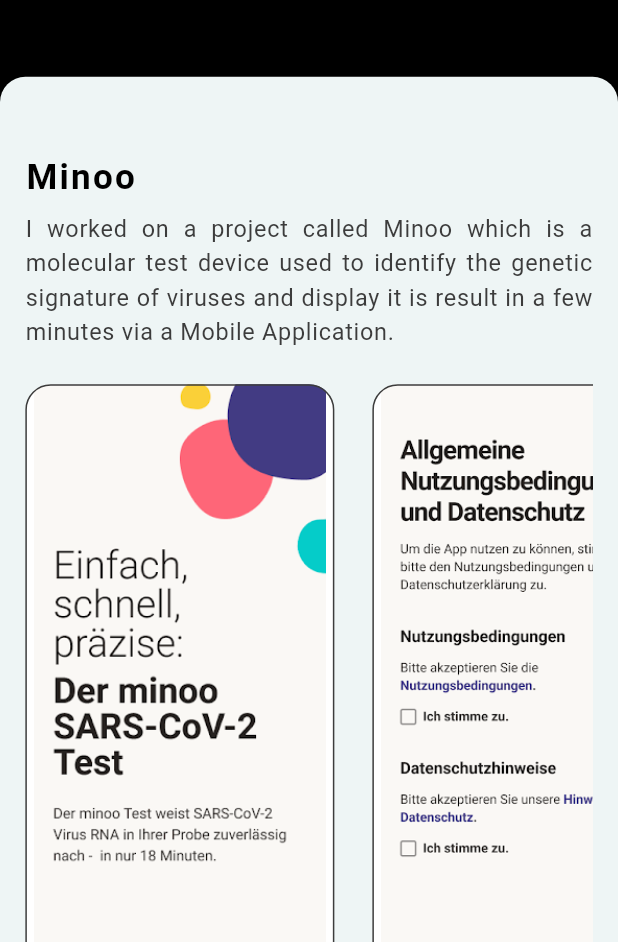
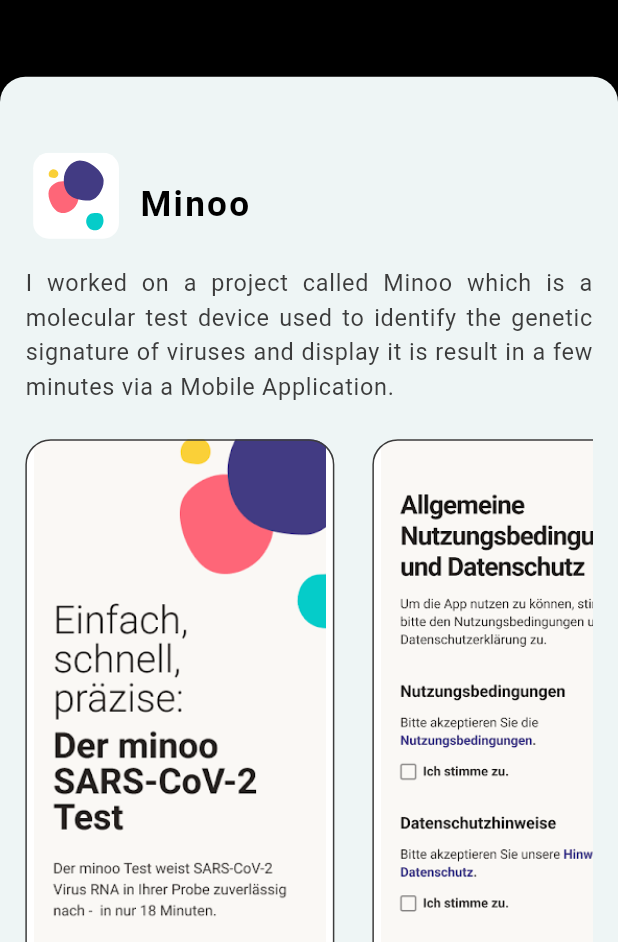
Before and after one commit to majdjlassi/Portfolio, a Flutter app: the ExperiencePage screen opened directly with empty values, after a tap on "Midge Medical GmbH", on a phone screen of 412 x 824 dp, the part 294-1236 px from its top. Run offline on Flutter 3.47's test engine with Material 2 defaults, Android fonts, the light colour scheme and no system bars; our stand-ins replace animated_text_kit, flutter_html, flutter_screenutil, flutter_svg, lottie.

Commit message:
add apps icons + fixing warning

```diff
--- a/assets/json/mocks.json
+++ b/assets/json/mocks.json
@@ -10,6 +10,7 @@
     "projects": [
       {
         "name": "Minoo",
+        "icon": "assets/icons/icon-momi.svg",
         "description": "I worked on a project called Minoo which is a molecular test device used to identify the genetic signature of viruses and display it is result in a few minutes via a Mobile Application.",
         "images": [
           "assets/projects/minoo.png",
@@ -45,6 +46,7 @@
     "projects": [
       {
         "name": "MyBiat",
+        "icon": "assets/icons/icon-my-biat.svg",
         "description": "I Worked on a mobile banking application called MyBiat, it's set to provide users with\nconvenient access to their financial accounts and perform various banking transactions securely and efficiently.",
         "images": [
           "assets/projects/my-biat.jpg",
@@ -63,6 +65,7 @@
       },
       {
         "name": "My Biat Corporate",
+        "icon": "assets/icons/icon-my-biat-corporate.svg",
         "description": "I Worked on a Mobile banking application for corporates, allowing to confirm the transactions of approval/rejection of batches made from the Web application.",
         "images": [
           "assets/projects/my-biat-corporate.png",
--- a/lib/data/model/experience.dart
+++ b/lib/data/model/experience.dart
@@ -51,11 +51,13 @@
 
   String get duration => "${convertDate(startDate)} - $_presentEndDate";
 
-  String get _presentEndDate => endDate == 'Present' ? 'Present' : convertDate(endDate);
+  String get _presentEndDate =>
+      endDate == 'Present' ? 'Present' : convertDate(endDate);
 }
 
 class Project {
   late String name;
+  String? icon;
   late String description;
   late List<String> images;
   late String achievements;
@@ -63,6 +65,7 @@
 
   Project(
       {required this.name,
+      this.icon,
       required this.description,
       required this.images,
       required this.achievements,
@@ -70,6 +73,7 @@
 
   Project.fromJson(Map<String, dynamic> json) {
     name = json['name'];
+    icon = json['icon'];
     description = json['description'];
     images = json['images'].cast<String>();
     achievements = json['achievements'];
@@ -79,6 +83,7 @@
   Map<String, dynamic> toJson() {
     final Map<String, dynamic> data = <String, dynamic>{};
     data['name'] = name;
+    data['icon'] = icon;
     data['description'] = description;
     data['images'] = images;
     data['achievements'] = achievements;
--- a/lib/screens/home_page.dart
+++ b/lib/screens/home_page.dart
@@ -1,4 +1,3 @@
-import 'package:animated_text_kit/animated_text_kit.dart';
 import 'package:flutter/material.dart';
 import 'package:flutter_screenutil/flutter_screenutil.dart';
 import 'package:flutter_svg/flutter_svg.dart';
@@ -18,6 +17,7 @@
     with AutomaticKeepAliveClientMixin<HomePage> {
   @override
   Widget build(BuildContext context) {
+    super.build(context);
     return Scaffold(
       appBar: PreferredSize(
         preferredSize: Size.fromHeight(0.25.sh),
--- a/lib/screens/project_page.dart
+++ b/lib/screens/project_page.dart
@@ -1,6 +1,7 @@
 import 'package:flutter/material.dart';
 import 'package:flutter_html/flutter_html.dart';
 import 'package:flutter_screenutil/flutter_screenutil.dart';
+import 'package:flutter_svg/flutter_svg.dart';
 import 'package:portfolio/data/model/experience.dart';
 import 'package:portfolio/utils/resuable_widgets.dart';
 
@@ -19,9 +20,23 @@
     return ListView(
       padding: EdgeInsets.all(16.w),
       children: [
-        Text(
-          widget.project.name,
-          style: Theme.of(context).textTheme.headlineSmall,
+        Row(
+          children: [
+            if (widget.project.icon != null) ...[
+              SvgPicture.asset(
+                widget.project.icon!,
+                width: 64.w,
+                height: 64.w,
+              ),
+              SizedBox(
+                width: 8.w,
+              )
+            ],
+            Text(
+              widget.project.name,
+              style: Theme.of(context).textTheme.headlineSmall,
+            ),
+          ],
         ),
         SizedBox(
           height: 8.h,
--- a/lib/widgets/page_view_swipe_indicator.dart
+++ b/lib/widgets/page_view_swipe_indicator.dart
@@ -20,6 +20,7 @@
   });
 
   @override
+  // ignore: library_private_types_in_public_api
   _PageViewSwipeIndicatorState createState() => _PageViewSwipeIndicatorState();
 }
 
--- a/pubspec.yaml
+++ b/pubspec.yaml
@@ -66,6 +66,7 @@
      - assets/logo/
      - assets/animations/
      - assets/projects/
+     - assets/icons/
      - assets/json/
 
   # An image asset can refer to one or more resolution-specific "variants", see
```
Also changed, not shown: assets/icons/icon-momi.svg (added), assets/icons/icon-my-biat-corporate.svg (added), assets/icons/icon-my-biat.svg (added).
